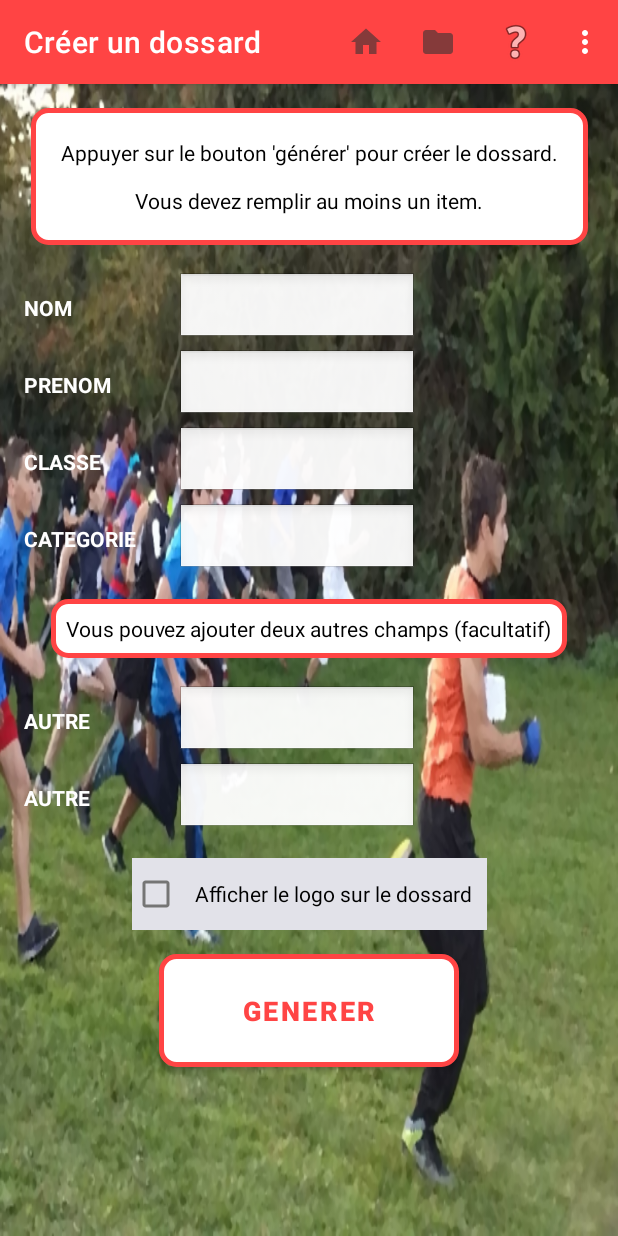
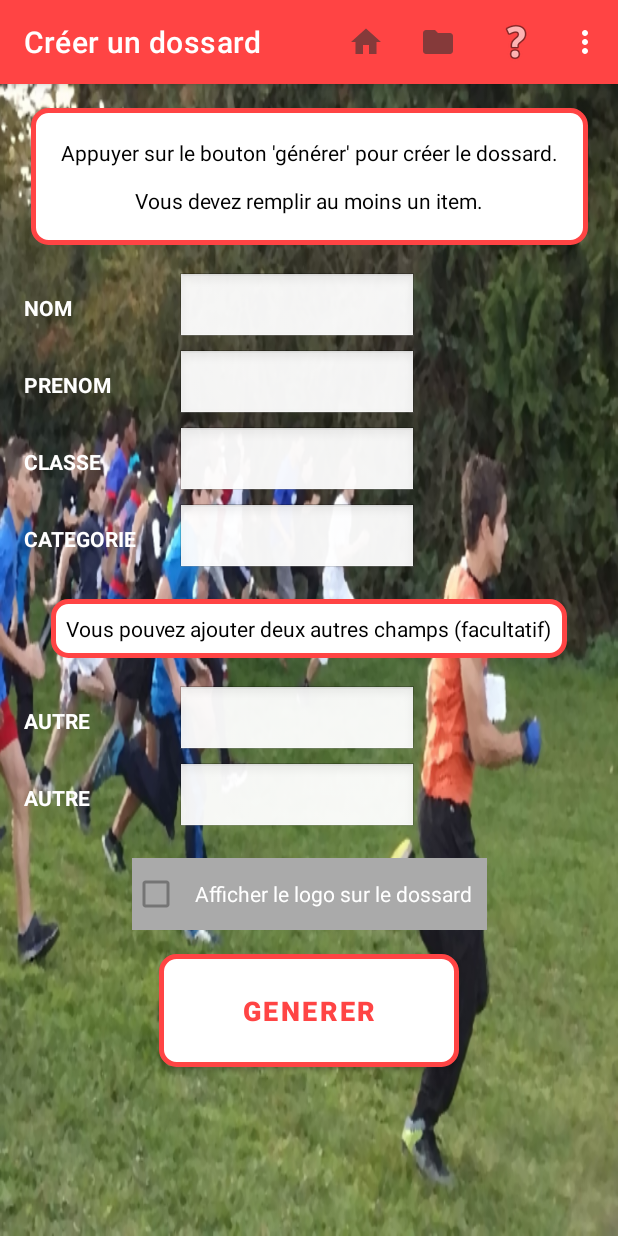
Before and after one commit to Pouce77/CrossEPS, an Android app: the CreerUn screen opened directly, with no data from a screen before it, on a phone screen of 412 x 824 dp. Run offline under Robolectric (Android 15) with nearby library versions, the phone set to English and light mode, and no system bars.

Commit message:
Mise a jour 2.9

```diff
--- a/app/build.gradle
+++ b/app/build.gradle
@@ -19,8 +19,8 @@ android {
         applicationId 'fr.kunze.crossepsv2'
         minSdkVersion 19
         targetSdkVersion 33
-        versionCode 14
-        versionName "2.9"
+        versionCode 15
+        versionName "2.9.1"
         multiDexEnabled true
         testInstrumentationRunner "androidx.test.runner.AndroidJUnitRunner"
         vectorDrawables.useSupportLibrary = true
--- a/app/src/main/AndroidManifest.xml
+++ b/app/src/main/AndroidManifest.xml
@@ -1,8 +1,8 @@
 <?xml version="1.0" encoding="utf-8"?>
 <manifest xmlns:android="http://schemas.android.com/apk/res/android"
     xmlns:tools="http://schemas.android.com/tools"
-    android:versionCode="14"
-    android:versionName="2.9">
+    android:versionCode="15"
+    android:versionName="2.9.1">
 
     <uses-permission android:name="android.permission.CAMERA" />
     <uses-permission
--- a/app/src/main/java/fr/kunze/crossepsv2/CreerUn.java
+++ b/app/src/main/java/fr/kunze/crossepsv2/CreerUn.java
@@ -174,6 +174,7 @@ public class CreerUn extends AppCompatActivity {
             adb.setNegativeButton("Annuler", new DialogInterface.OnClickListener() {
                 public void onClick(DialogInterface dialog, int which) {
 
+                    logo=null;
                     dialog.dismiss();
                 }
             });
--- a/app/src/main/res/layout/content_creer_liste.xml
+++ b/app/src/main/res/layout/content_creer_liste.xml
@@ -93,9 +93,10 @@
         android:layout_width="wrap_content"
         android:layout_height="wrap_content"
         android:layout_marginTop="16dp"
-        android:background="@color/material_dynamic_neutral90"
+        android:background="@android:color/darker_gray"
         android:padding="10dp"
         android:text="Afficher le logo sur le dossard"
+        android:textColor="@color/white"
         app:layout_constraintBottom_toBottomOf="parent"
         app:layout_constraintEnd_toEndOf="parent"
         app:layout_constraintStart_toStartOf="parent"
--- a/app/src/main/res/layout/content_creer_un.xml
+++ b/app/src/main/res/layout/content_creer_un.xml
@@ -260,9 +260,10 @@
         android:layout_width="wrap_content"
         android:layout_height="wrap_content"
         android:layout_marginTop="16dp"
-        android:background="@color/material_dynamic_neutral90"
+        android:background="@android:color/darker_gray"
         android:padding="10dp"
         android:text="Afficher le logo sur le dossard"
+        android:textColor="@color/white"
         app:layout_constraintBottom_toBottomOf="parent"
         app:layout_constraintEnd_toEndOf="parent"
         app:layout_constraintStart_toStartOf="parent"
--- a/build.gradle
+++ b/build.gradle
@@ -7,7 +7,7 @@ buildscript {
         mavenCentral()
     }
     dependencies {
-        classpath 'com.android.tools.build:gradle:8.1.2'
+        classpath 'com.android.tools.build:gradle:8.1.3'
         classpath 'com.google.gms:google-services:4.3.13'
         classpath 'com.google.firebase:firebase-crashlytics-gradle:2.9.1'
         // NOTE: Do not place your application dependencies here; they belong
```
